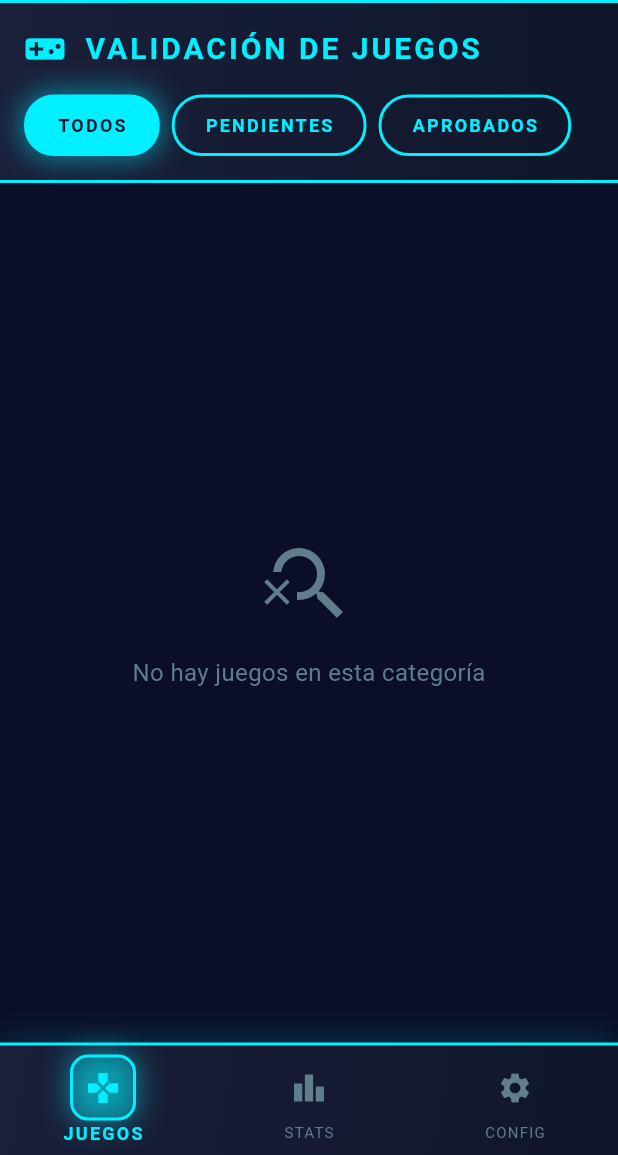
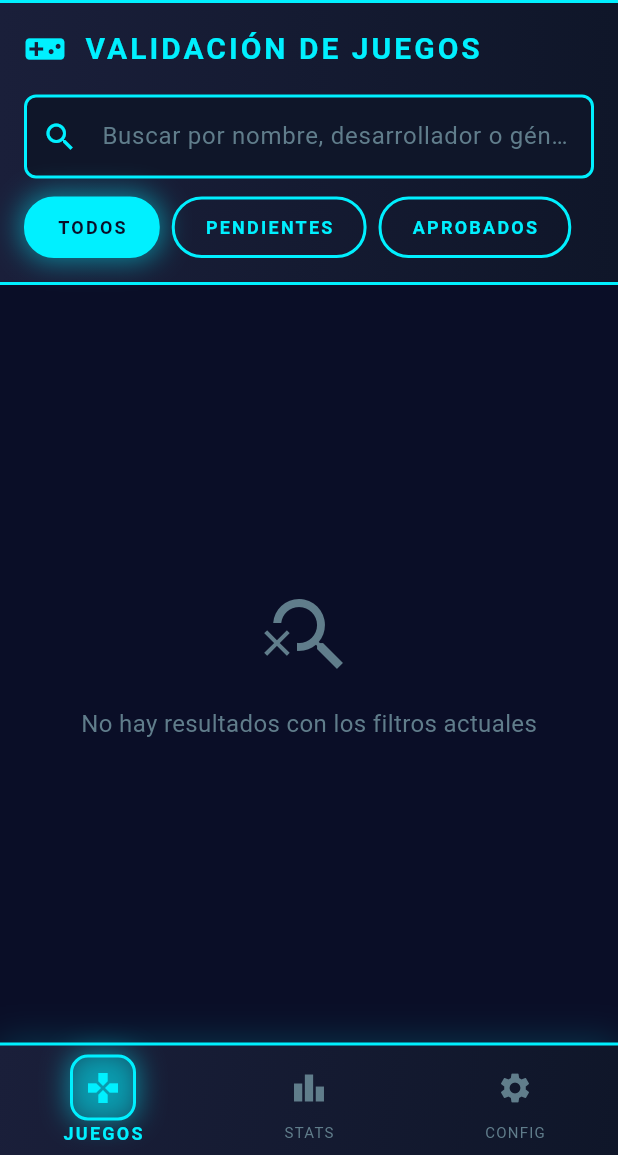
Before and after one commit to Joestarb/Game_rank_flutter, a Flutter app: the MainTabs screen opened directly, on a phone screen of 412 x 824 dp, the part 81-1236 px from its top. Run offline on Flutter 3.47's test engine with Material 3 defaults, Android fonts, the phone set to English and light mode, and no system bars; our stand-ins replace cloud_firestore, firebase_auth, firebase_core, firebase_messaging, flutter_local_notifications, flutter_riverpod and 2 more; accounts and stored records are empty; network calls fail.

Commit message:
update repo

```diff
--- a/lib/pages/game_reviews_page.dart
+++ b/lib/pages/game_reviews_page.dart
@@ -4,8 +4,8 @@ import 'package:flutter_riverpod/flutter_riverpod.dart';
 import 'package:game_rank/models/review.dart';
 import 'package:game_rank/models/videjuego.dart';
 import 'package:game_rank/providers/game_reviews_provider.dart';
+import 'package:game_rank/providers/user_profile_provider.dart';
 import 'package:intl/intl.dart';
-import 'package:game_rank/providers/user_profile_provider.dart';
 
 class GameReviewsPage extends ConsumerWidget {
   final Videojuego juego;
@@ -226,9 +226,15 @@ class GameReviewsPage extends ConsumerWidget {
     final formattedDate = dateFormat.format(review.timestamp);
     final profileAsync = ref.watch(userProfileProvider(review.userId));
     final displayName = profileAsync.when(
-      data: (p) => (p?['nombre'] as String?)?.trim().isNotEmpty == true
-          ? p!['nombre'] as String
-          : (p?['email'] as String?) ?? review.userEmail,
+      data: (p) {
+        final rawNombre = p?['nombre'];
+        final nombre = rawNombre is String ? rawNombre.trim() : '';
+        if (nombre.isNotEmpty) return nombre;
+
+        final rawEmail = p?['email'];
+        final email = rawEmail is String ? rawEmail : null;
+        return email ?? review.userEmail;
+      },
       loading: () => review.userEmail,
       error: (_, __) => review.userEmail,
     );
--- a/lib/pages/tabs/home_page.dart
+++ b/lib/pages/tabs/home_page.dart
@@ -356,6 +356,39 @@ class HomePage extends ConsumerWidget {
                 ],
               ),
               const SizedBox(height: 16),
+              // Buscador
+              TextField(
+                onChanged: (v) =>
+                    ref.read(searchQueryProvider.notifier).setQuery(v.trim()),
+                decoration: InputDecoration(
+                  hintText: 'Buscar por nombre, desarrollador o género...',
+                  prefixIcon: const Icon(Icons.search),
+                  filled: true,
+                  fillColor: const Color(0xFF0F1629),
+                  border: OutlineInputBorder(
+                    borderRadius: BorderRadius.circular(8),
+                    borderSide: const BorderSide(
+                      color: Color(0xFF00F0FF),
+                      width: 2,
+                    ),
+                  ),
+                  enabledBorder: OutlineInputBorder(
+                    borderRadius: BorderRadius.circular(8),
+                    borderSide: const BorderSide(
+                      color: Color(0xFF00F0FF),
+                      width: 2,
+                    ),
+                  ),
+                  focusedBorder: OutlineInputBorder(
+                    borderRadius: BorderRadius.circular(8),
+                    borderSide: const BorderSide(
+                      color: Color(0xFFFF00FF),
+                      width: 2,
+                    ),
+                  ),
+                ),
+              ),
+              const SizedBox(height: 12),
               SingleChildScrollView(
                 scrollDirection: Axis.horizontal,
                 child: Row(
@@ -376,6 +409,11 @@ class HomePage extends ConsumerWidget {
           child: gamesAsync.when(
             data: (juegos) {
               // Filtrar por estado si corresponde
+              final filtroTexto = ref
+                  .watch(searchQueryProvider)
+                  .toLowerCase()
+                  .trim();
+
               final filtrados = () {
                 if (filtroSeleccionado == 'Pendientes') {
                   return juegos
@@ -393,7 +431,19 @@ class HomePage extends ConsumerWidget {
                 return juegos;
               }();
 
-              if (filtrados.isEmpty) {
+              // Filtro por texto
+              final buscados = filtroTexto.isEmpty
+                  ? filtrados
+                  : filtrados.where((j) {
+                      final nombre = j.nombre.toLowerCase();
+                      final dev = j.desarrollador.toLowerCase();
+                      final genero = j.generoTexto.toLowerCase();
+                      return nombre.contains(filtroTexto) ||
+                          dev.contains(filtroTexto) ||
+                          genero.contains(filtroTexto);
+                    }).toList();
+
+              if (buscados.isEmpty) {
                 return Center(
                   child: Column(
                     mainAxisAlignment: MainAxisAlignment.center,
@@ -405,7 +455,7 @@ class HomePage extends ConsumerWidget {
                       ),
                       SizedBox(height: 16),
                       Text(
-                        'No hay juegos en esta categoría',
+                        'No hay resultados con los filtros actuales',
                         style: TextStyle(
                           color: Color(0xFF607D8B),
                           fontSize: 16,
@@ -418,9 +468,9 @@ class HomePage extends ConsumerWidget {
 
               return ListView.builder(
                 padding: const EdgeInsets.all(16),
-                itemCount: filtrados.length,
+                itemCount: buscados.length,
                 itemBuilder: (context, index) {
-                  final juego = filtrados[index];
+                  final juego = buscados[index];
                   return _buildGameCard(ref, juego);
                 },
               );
--- a/lib/providers/providers.dart
+++ b/lib/providers/providers.dart
@@ -1,9 +1,10 @@
+import 'package:flutter_riverpod/flutter_riverpod.dart';
 import 'package:game_rank/controllers/home_filter_controller.dart';
+import 'package:game_rank/controllers/search_query_controller.dart';
 import 'package:game_rank/data/repositories/firestore_game_repository.dart';
 import 'package:game_rank/domain/repositories/game_repository.dart';
 import 'package:game_rank/models/game_rating.dart';
 import 'package:game_rank/models/videjuego.dart';
-import 'package:riverpod/riverpod.dart';
 
 // Repository provider (inyecta la implementación concreta)
 final gameRepositoryProvider = Provider<GameRepository>((ref) {
@@ -23,7 +24,12 @@ final gameRatingProvider = StreamProvider.autoDispose
       return repo.streamGameRating(gameId);
     });
 
-// Filtro seleccionado en Home (Todos / Pendientes / Aprobados)
+// Filtro seleccionado en Home (Todos / Pendientes / Evaluados)
 final homeFilterProvider = NotifierProvider<HomeFilterController, String>(
   HomeFilterController.new,
 );
+
+// Query de búsqueda (texto libre)
+final searchQueryProvider = NotifierProvider<SearchQueryController, String>(
+  SearchQueryController.new,
+);
```
Also changed, not shown: lib/controllers/search_query_controller.dart (added, +8 -0 lines), lib/data/repositories/firestore_game_repository.dart (+18 -0 lines), lib/providers/user_profile_provider.dart (+4 -3 lines).
